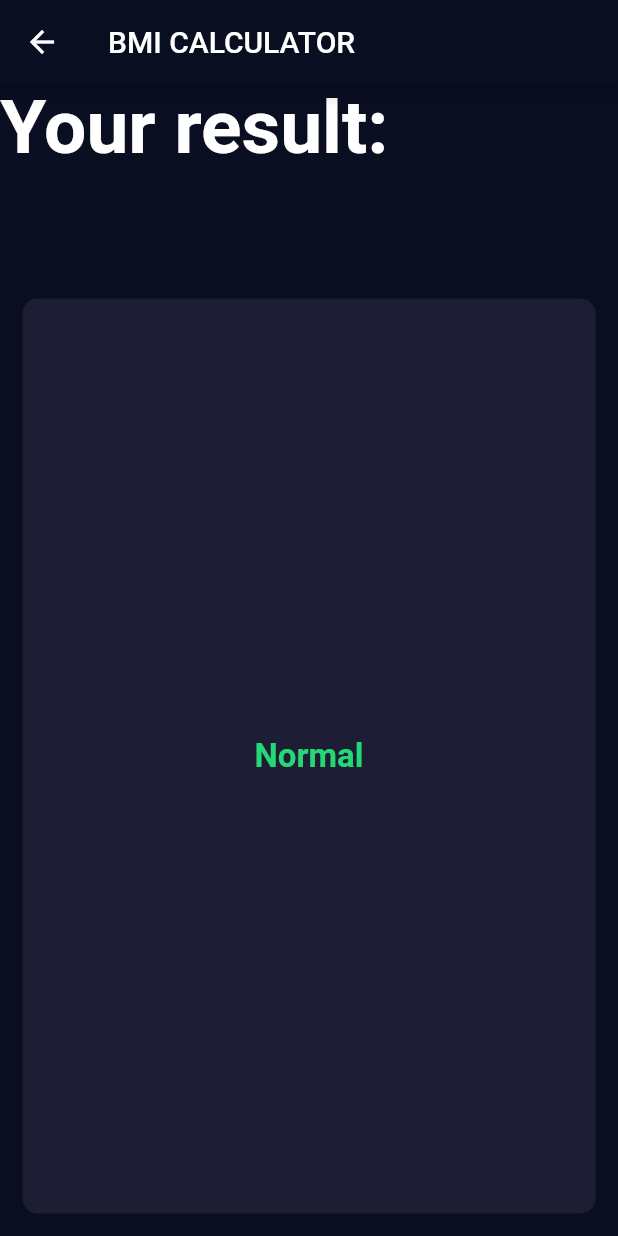
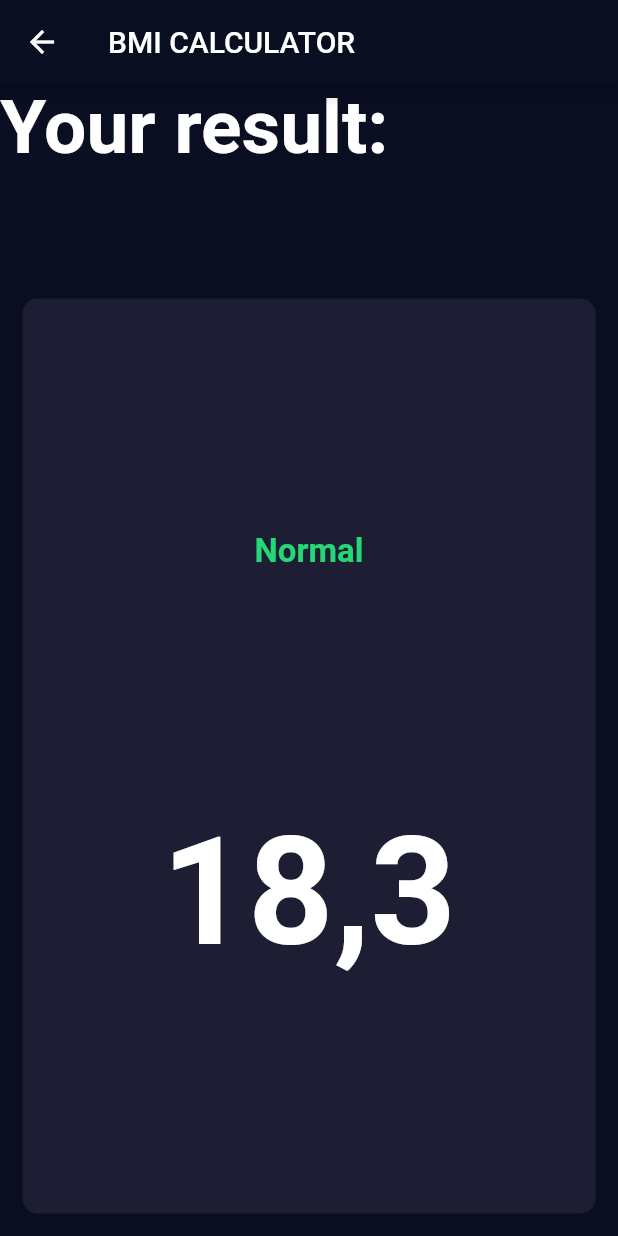
Before and after one commit to AndresLince/bmi_calculator, a Flutter app: the ResultsPage screen opened by its route, on a phone screen of 412 x 824 dp. Run offline on Flutter 3.47's test engine with Material 2 defaults, Android fonts, the phone set to English and light mode, and no system bars; our stand-ins replace font_awesome_flutter.

Commit message:
Add bmi text

```diff
--- a/lib/results_page.dart
+++ b/lib/results_page.dart
@@ -27,7 +27,8 @@ class ResultsPage extends StatelessWidget {
                   mainAxisAlignment: MainAxisAlignment.spaceEvenly,
                   crossAxisAlignment: CrossAxisAlignment.center,
                   children: [
-                    Text('Normal', style: kresultTextStyle,)
+                    Text('Normal', style: kresultTextStyle,),
+                    Text('18,3', style: kbmiTextStyle,)
                   ],
                 ),
               )
```
